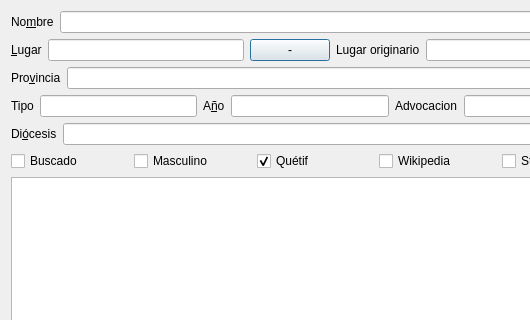
First picture: the form in gui/dlgnuevacasa.ui, repository rogorido/qtpredicadores, before the edit; both pictures show x 0 to 530 and y 0 to 320 of the 632 by 426 pixel window.
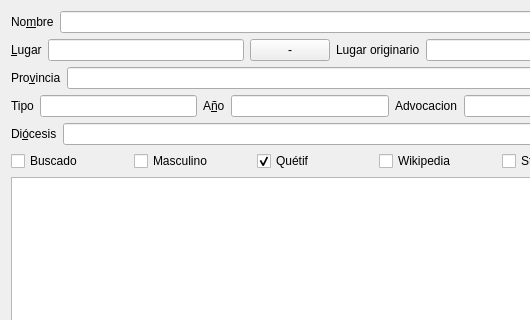
Second picture: the form after the edit. Custom widgets are drawn as their Qt base class.

Commit message: dlgNuevaCasa-> QWidget

What changed in the file:
```diff
--- a/gui/dlgnuevacasa.ui
+++ b/gui/dlgnuevacasa.ui
@@ -1,7 +1,7 @@
 <?xml version="1.0" encoding="UTF-8"?>
 <ui version="4.0">
  <class>dlgNuevaCasa</class>
- <widget class="QDialog" name="dlgNuevaCasa">
+ <widget class="QWidget" name="dlgNuevaCasa">
   <property name="geometry">
    <rect>
     <x>0</x>
```
The commit also changes 2 other files.
